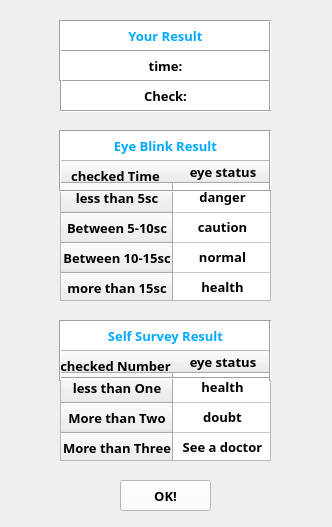
Qt form I-safety(final_version)/I-safety/UI/Result.ui (Bangjeho/I-Safety) before a commit.
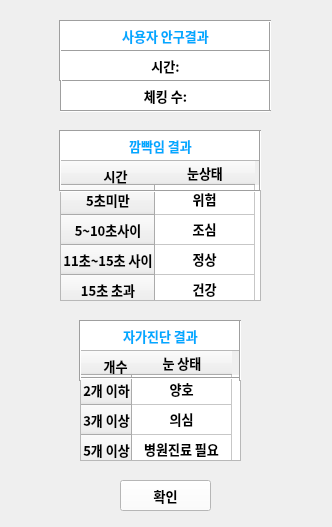
The same form after that commit.

Diff of the .ui file:
```diff
--- a/I-safety(final_version)/I-safety/UI/Result.ui
+++ b/I-safety(final_version)/I-safety/UI/Result.ui
@@ -21,7 +21,7 @@
     <rect>
      <x>60</x>
      <y>130</y>
-     <width>211</width>
+     <width>201</width>
      <height>31</height>
     </rect>
    </property>
@@ -38,7 +38,7 @@
 color:rgb(0, 170, 255);</string>
    </property>
    <property name="text">
-    <string>Eye Blink Result</string>
+    <string>깜빡임 결과</string>
    </property>
    <property name="alignment">
     <set>Qt::AlignCenter</set>
@@ -49,7 +49,7 @@
     <rect>
      <x>60</x>
      <y>160</y>
-     <width>211</width>
+     <width>201</width>
      <height>141</height>
     </rect>
    </property>
@@ -70,7 +70,7 @@
    </property>
    <row>
     <property name="text">
-     <string>less than 5sc</string>
+     <string>5초미만</string>
     </property>
     <property name="font">
      <font>
@@ -86,7 +86,7 @@
    </row>
    <row>
     <property name="text">
-     <string>Between 5-10sc</string>
+     <string>5~10초사이</string>
     </property>
     <property name="font">
      <font>
@@ -102,7 +102,7 @@
    </row>
    <row>
     <property name="text">
-     <string>Between 10-15sc</string>
+     <string>11초~15초 사이</string>
     </property>
     <property name="font">
      <font>
@@ -118,7 +118,7 @@
    </row>
    <row>
     <property name="text">
-     <string>more than 15sc</string>
+     <string>15초 초과</string>
     </property>
     <property name="font">
      <font>
@@ -134,7 +134,7 @@
    </row>
    <column>
     <property name="text">
-     <string>eye status</string>
+     <string>눈상태</string>
     </property>
     <property name="font">
      <font>
@@ -150,7 +150,7 @@
    </column>
    <item row="0" column="0">
     <property name="text">
-     <string>danger</string>
+     <string>위험</string>
     </property>
     <property name="font">
      <font>
@@ -166,7 +166,7 @@
    </item>
    <item row="1" column="0">
     <property name="text">
-     <string>caution</string>
+     <string>조심</string>
     </property>
     <property name="font">
      <font>
@@ -182,7 +182,7 @@
    </item>
    <item row="2" column="0">
     <property name="text">
-     <string>normal</string>
+     <string>정상</string>
     </property>
     <property name="font">
      <font>
@@ -198,7 +198,7 @@
    </item>
    <item row="3" column="0">
     <property name="text">
-     <string>health</string>
+     <string>건강</string>
     </property>
     <property name="font">
      <font>
@@ -218,7 +218,7 @@
     <rect>
      <x>60</x>
      <y>190</y>
-     <width>211</width>
+     <width>200</width>
      <height>3</height>
     </rect>
    </property>
@@ -229,9 +229,9 @@
   <widget class="QTableWidget" name="tableWidget_2">
    <property name="geometry">
     <rect>
-     <x>60</x>
+     <x>80</x>
      <y>350</y>
-     <width>211</width>
+     <width>161</width>
      <height>111</height>
     </rect>
    </property>
@@ -252,7 +252,7 @@
    </property>
    <row>
     <property name="text">
-     <string>less than One</string>
+     <string>2개 이하</string>
     </property>
     <property name="font">
      <font>
@@ -268,7 +268,7 @@
    </row>
    <row>
     <property name="text">
-     <string>More than Two</string>
+     <string>3개 이상</string>
     </property>
     <property name="font">
      <font>
@@ -284,7 +284,7 @@
    </row>
    <row>
     <property name="text">
-     <string>More than Three</string>
+     <string>5개 이상</string>
     </property>
     <property name="font">
      <font>
@@ -300,7 +300,7 @@
    </row>
    <column>
     <property name="text">
-     <string>eye status</string>
+     <string>눈 상태</string>
     </property>
     <property name="font">
      <font>
@@ -316,7 +316,7 @@
    </column>
    <item row="0" column="0">
     <property name="text">
-     <string>health</string>
+     <string>양호</string>
     </property>
     <property name="font">
      <font>
@@ -332,7 +332,7 @@
    </item>
    <item row="1" column="0">
     <property name="text">
-     <string>doubt</string>
+     <string>의심</string>
     </property>
     <property name="font">
      <font>
@@ -348,7 +348,7 @@
    </item>
    <item row="2" column="0">
     <property name="text">
-     <string>See a doctor</string>
+     <string>병원진료 필요</string>
     </property>
     <property name="font">
      <font>
@@ -366,9 +366,9 @@
   <widget class="Line" name="line_2">
    <property name="geometry">
     <rect>
-     <x>60</x>
+     <x>80</x>
      <y>370</y>
-     <width>211</width>
+     <width>161</width>
      <height>16</height>
     </rect>
    </property>
@@ -379,9 +379,9 @@
   <widget class="QLabel" name="label_2">
    <property name="geometry">
     <rect>
-     <x>60</x>
+     <x>80</x>
      <y>320</y>
-     <width>211</width>
+     <width>161</width>
      <height>31</height>
     </rect>
    </property>
@@ -398,7 +398,7 @@
 color:rgb(0, 170, 255);</string>
    </property>
    <property name="text">
-    <string>Self Survey Result</string>
+    <string>자가진단 결과</string>
    </property>
    <property name="alignment">
     <set>Qt::AlignCenter</set>
@@ -426,7 +426,7 @@
 color:rgb(0, 170, 255);</string>
    </property>
    <property name="text">
-    <string>Your Result</string>
+    <string>사용자 안구결과</string>
    </property>
    <property name="alignment">
     <set>Qt::AlignCenter</set>
@@ -453,7 +453,7 @@
     <string notr="true">background-color: rgb(255, 255, 255);</string>
    </property>
    <property name="text">
-    <string>OK!</string>
+    <string>확인</string>
    </property>
   </widget>
   <widget class="QLabel" name="label_4">
@@ -477,7 +477,7 @@
     <string notr="true">background-color: rgb(255, 255, 255);</string>
    </property>
    <property name="text">
-    <string>time:</string>
+    <string>시간:</string>
    </property>
    <property name="alignment">
     <set>Qt::AlignCenter</set>
@@ -504,7 +504,7 @@
     <string notr="true">background-color: rgb(255, 255, 255);</string>
    </property>
    <property name="text">
-    <string>Check:</string>
+    <string>체킹 수:</string>
    </property>
    <property name="alignment">
     <set>Qt::AlignCenter</set>
@@ -635,7 +635,7 @@
     </font>
    </property>
    <property name="text">
-    <string>checked Number</string>
+    <string>개수</string>
    </property>
    <property name="alignment">
     <set>Qt::AlignCenter</set>
@@ -659,7 +659,7 @@
     </font>
    </property>
    <property name="text">
-    <string>checked Time</string>
+    <string>시간</string>
    </property>
    <property name="alignment">
     <set>Qt::AlignCenter</set>
@@ -668,9 +668,9 @@
   <widget class="Line" name="line_9">
    <property name="geometry">
     <rect>
-     <x>60</x>
+     <x>80</x>
      <y>320</y>
-     <width>211</width>
+     <width>160</width>
      <height>3</height>
     </rect>
    </property>
@@ -683,7 +683,7 @@
     <rect>
      <x>60</x>
      <y>130</y>
-     <width>211</width>
+     <width>200</width>
      <height>3</height>
     </rect>
    </property>
@@ -707,7 +707,7 @@
   <widget class="Line" name="line_11">
    <property name="geometry">
     <rect>
-     <x>260</x>
+     <x>250</x>
      <y>130</y>
      <width>20</width>
      <height>61</height>
@@ -720,7 +720,7 @@
   <widget class="Line" name="line_12">
    <property name="geometry">
     <rect>
-     <x>50</x>
+     <x>70</x>
      <y>320</y>
      <width>20</width>
      <height>61</height>
@@ -733,7 +733,7 @@
   <widget class="Line" name="line_13">
    <property name="geometry">
     <rect>
-     <x>260</x>
+     <x>230</x>
      <y>320</y>
      <width>21</width>
      <height>61</height>
```
